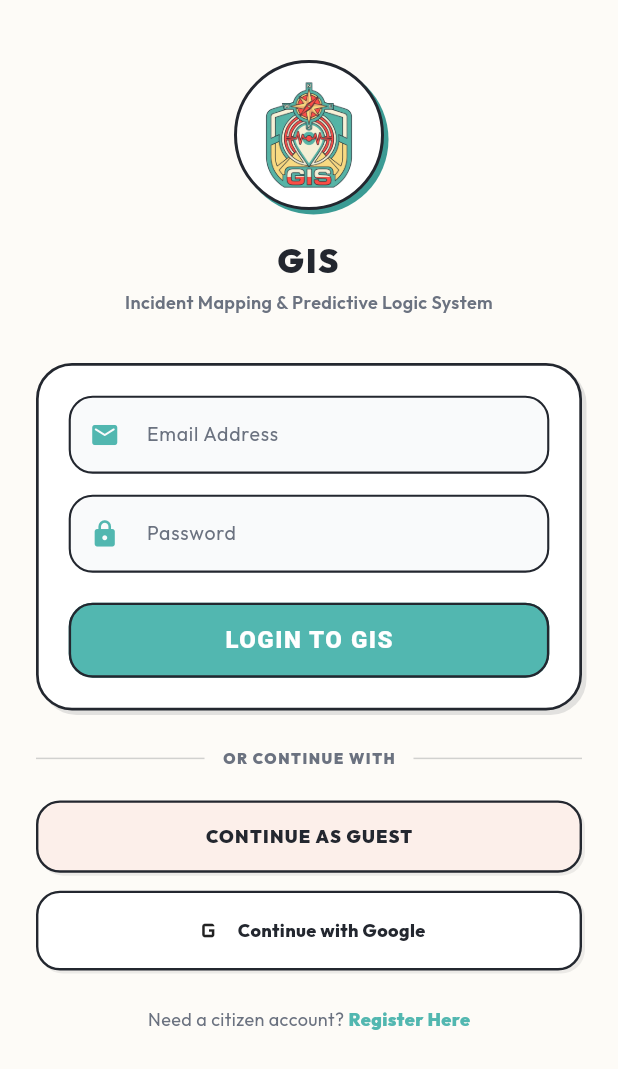
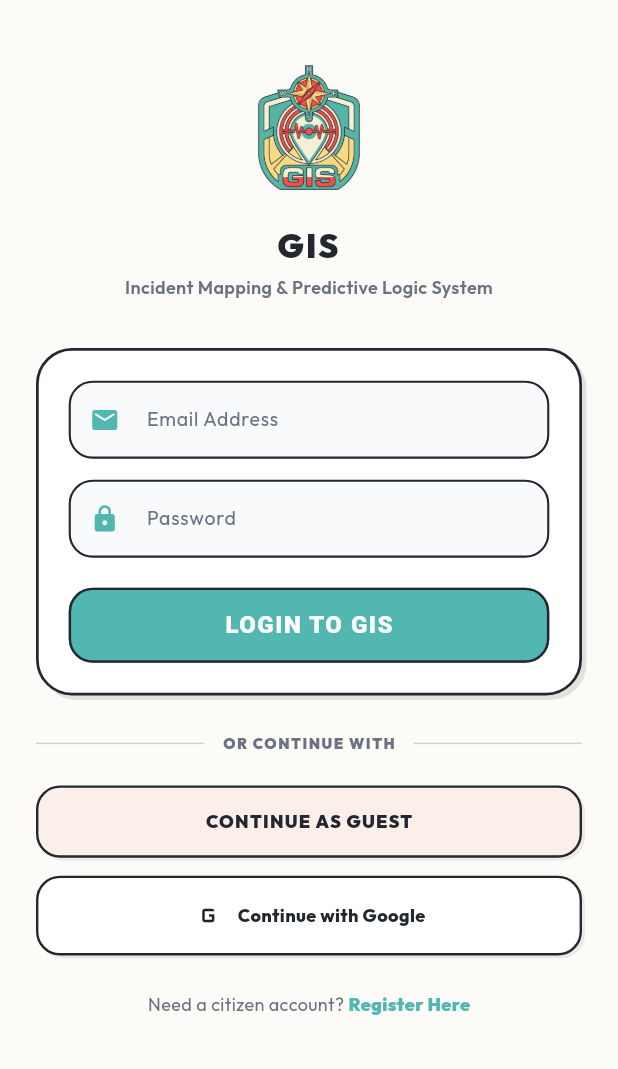
Before and after one commit to Tristan28-web/ResQnnect, a Flutter app: the screen it shows after launch, after a tap on "SKIP", on a phone screen of 412 x 824 dp. Shown: the top 1069 px of the screen. Run offline on Flutter 3.47's test engine with Material 3 defaults, Android fonts, the phone set to English and light mode, and no system bars; our stand-ins replace cloud_firestore, firebase_auth, firebase_core, geolocator, google_fonts, google_maps_flutter and 5 more; missing offline and left inert: torch_light; accounts and stored records are empty; network calls fail.

Commit message:
fix(ui): remove artificial circular background wrappers behind GIS logo across login, onboarding, and dashboard screens

```diff
--- a/lib/screens/login_screen.dart
+++ b/lib/screens/login_screen.dart
@@ -187,25 +187,9 @@ class _LoginScreenState extends State<LoginScreen> {
             children: [
               const SizedBox(height: 20),
               Center(
-                child: Container(
-                  width: 100,
-                  height: 100,
-                  padding: const EdgeInsets.all(10),
-                  decoration: BoxDecoration(
-                    color: Colors.white,
-                    shape: BoxShape.circle,
-                    border: Border.all(
-                      color: AppColors.retroDarkBorder,
-                      width: 2.0,
-                    ),
-                    boxShadow: [
-                      BoxShadow(
-                        color: isDark ? Colors.black45 : AppColors.retroMintDark,
-                        offset: const Offset(3, 3),
-                        blurRadius: 0,
-                      ),
-                    ],
-                  ),
+                child: SizedBox(
+                  width: 90,
+                  height: 90,
                   child: Image.asset(
                     AppConstants.logoAsset,
                     fit: BoxFit.contain,
--- a/lib/screens/onboarding_screen.dart
+++ b/lib/screens/onboarding_screen.dart
@@ -169,25 +169,9 @@ class _OnboardingScreenState extends State<OnboardingScreen> {
             ),
             child: Column(
               children: [
-                Container(
-                  width: 94,
-                  height: 94,
-                  padding: const EdgeInsets.all(6),
-                  decoration: BoxDecoration(
-                    color: AppColors.retroYellow,
-                    shape: BoxShape.circle,
-                    border: Border.all(
-                      color: AppColors.retroDarkBorder,
-                      width: 2,
-                    ),
-                    boxShadow: const [
-                      BoxShadow(
-                        color: AppColors.retroDarkBorder,
-                        offset: Offset(3, 3),
-                        blurRadius: 0,
-                      ),
-                    ],
-                  ),
+                SizedBox(
+                  width: 90,
+                  height: 90,
                   child: Image.asset(
                     AppConstants.logoAsset,
                     fit: BoxFit.contain,
```
Also changed, not shown: lib/screens/dashboard_screen.dart (+4 -17 lines).
